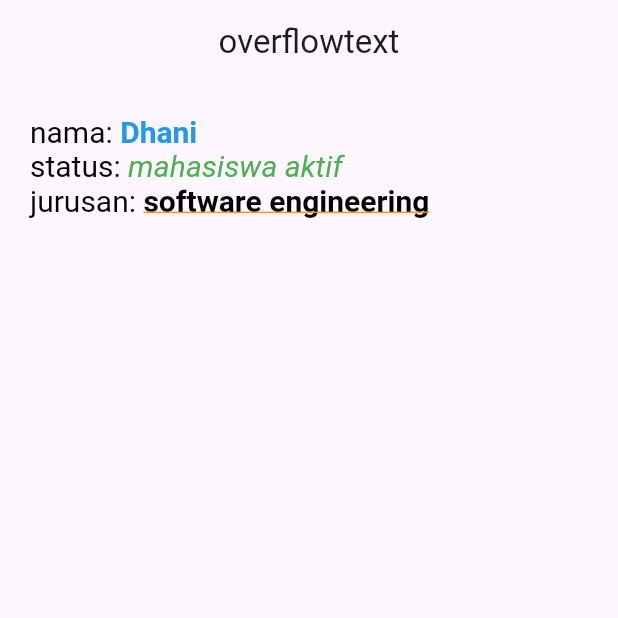
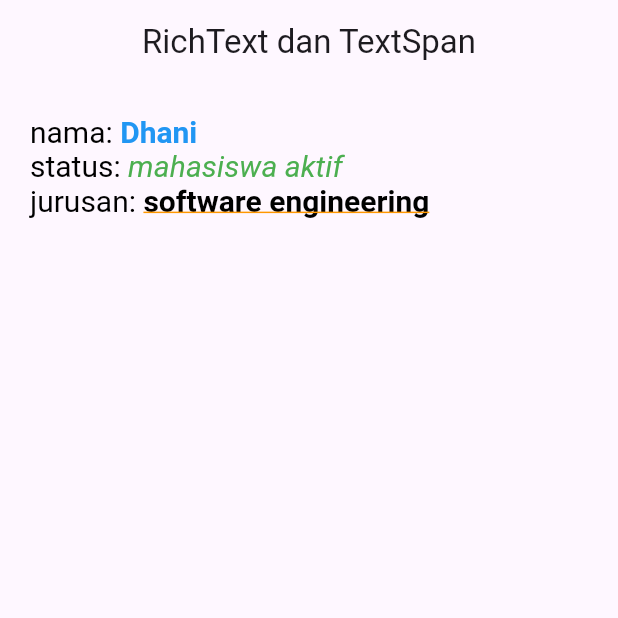
Before and after one commit to DhaniKWP/flutter-playground-3, a Flutter app: the screen it shows after launch, on a phone screen of 412 x 824 dp, the top half of it. Run offline on Flutter 3.47's test engine with Material 3 defaults, Android fonts, the phone set to English and light mode, and no system bars.

Commit message:
benerin title

```diff
--- a/lib/main.dart
+++ b/lib/main.dart
@@ -13,7 +13,7 @@ class MyApp extends StatelessWidget {
       debugShowCheckedModeBanner: false,
       home: Scaffold(
         appBar: AppBar(
-          title: const Text("overflowtext"),
+          title: const Text("RichText dan TextSpan"),
           centerTitle: true,
         ),
         body: const Padding(
```
